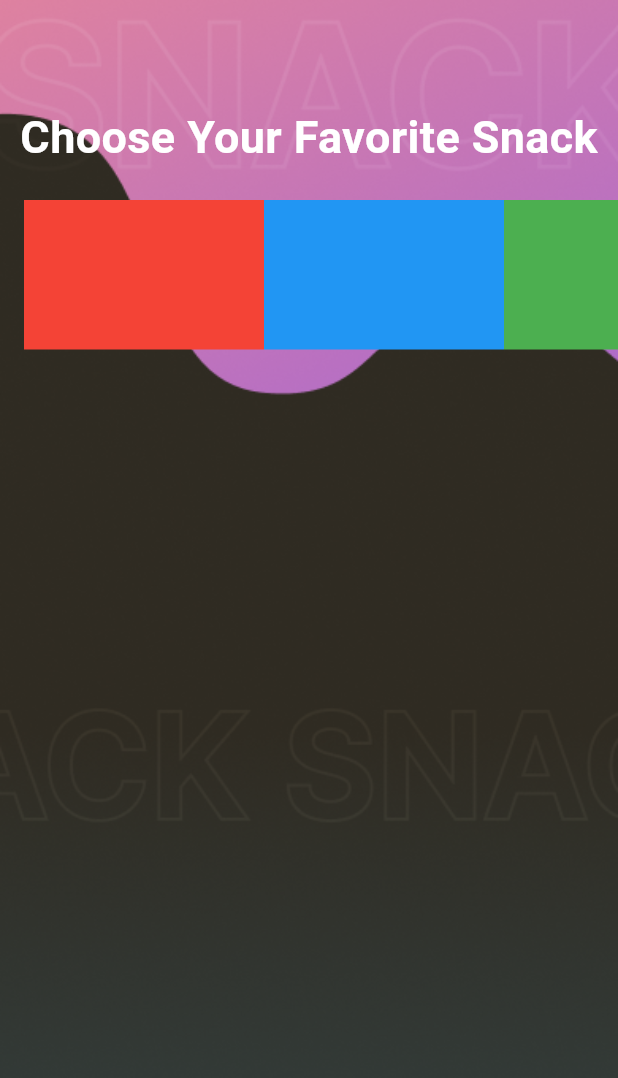
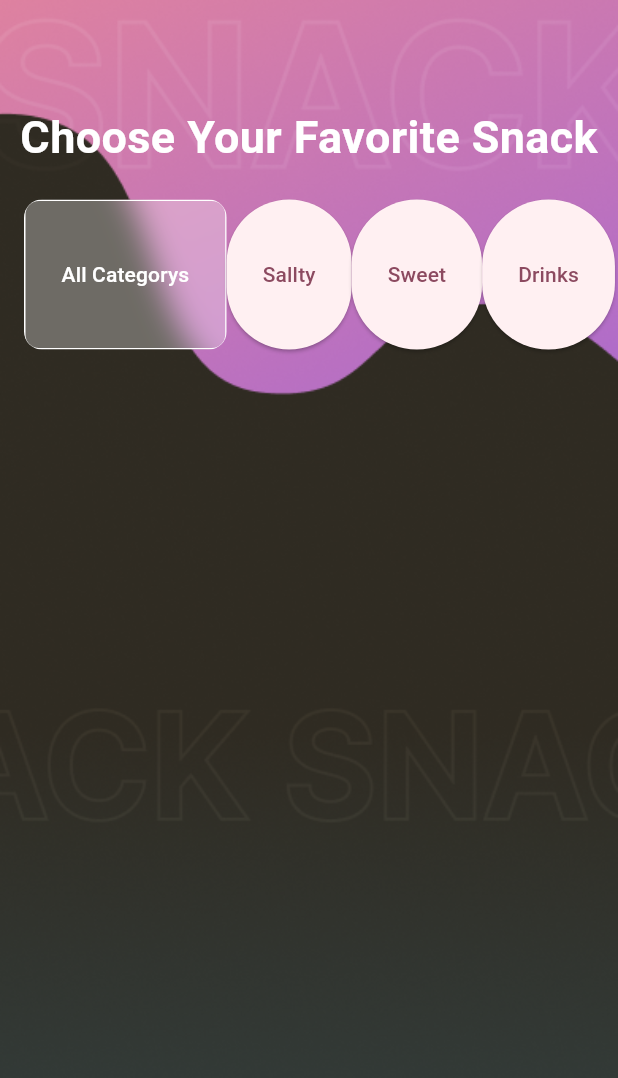
Before and after one commit to ramsabah28/jpfancy, a Flutter app: the screen it shows after launch, on a phone screen of 412 x 824 dp. Shown: the top 1078 px of the screen. Run offline on Flutter 3.47's test engine with Material 3 defaults, Android fonts, the phone set to English and light mode, and no system bars.

Commit message:
apply common button for reusiblity

```diff
--- /dev/null
+++ b/lib/src/domain/MenuButton.dart
@@ -0,0 +1,36 @@
+import 'dart:ui';
+
+import 'package:flutter/material.dart';
+
+class MenuButton extends StatelessWidget {
+  @override
+  Widget build(BuildContext con) {
+    return ClipRRect(
+      borderRadius: BorderRadius.circular(12),
+
+      child: BackdropFilter(
+        filter: ImageFilter.blur(sigmaY: 10, sigmaX: 10),
+
+        child: Container(
+          decoration: BoxDecoration(
+            color: Colors.white.withOpacity(0.3),
+            borderRadius: BorderRadius.circular(10),
+            border: Border.all(color: Colors.white, width: 1),
+          ),
+          child: TextButton(
+            onPressed: () {},
+            style: TextButton.styleFrom(
+              padding: const EdgeInsets.symmetric(horizontal: 24, vertical: 12),
+              foregroundColor: Colors.white,
+            ),
+
+            child: const Text(
+              "All Categorys",
+              style: TextStyle(fontSize: 14, color: Colors.white),
+            ),
+          ),
+        ),
+      ),
+    );
+  }
+}
--- a/lib/src/widgets/Home.dart
+++ b/lib/src/widgets/Home.dart
@@ -1,4 +1,5 @@
 import 'package:flutter/material.dart';
+import '../domain/MenuButton.dart';
 
 class Home extends StatelessWidget {
   @override
@@ -25,17 +26,19 @@
               ),
             ),
             const SizedBox(height: 20),
-            SizedBox(height: 100, child: ListView(
-              scrollDirection: Axis.horizontal,
-              padding: const EdgeInsets.symmetric(horizontal: 16),
-              children: <Widget>[
-                Container(width: 160, color: Colors.red),
-                Container(width: 160, color: Colors.blue),
-                Container(width: 160, color: Colors.green),
-                Container(width: 160, color: Colors.yellow),
-                Container(width: 160, color: Colors.orange),
-              ],
-            )),
+            SizedBox(
+              height: 100,
+              child: ListView(
+                scrollDirection: Axis.horizontal,
+                padding: const EdgeInsets.symmetric(horizontal: 16),
+                children: <Widget>[
+                  MenuButton(),
+                  ElevatedButton(onPressed: () {}, child: Text("Sallty")),
+                  ElevatedButton(onPressed: () {}, child: Text("Sweet")),
+                  ElevatedButton(onPressed: () {}, child: Text("Drinks")),
+                ],
+              ),
+            ),
           ],
         ),
       ),
```
